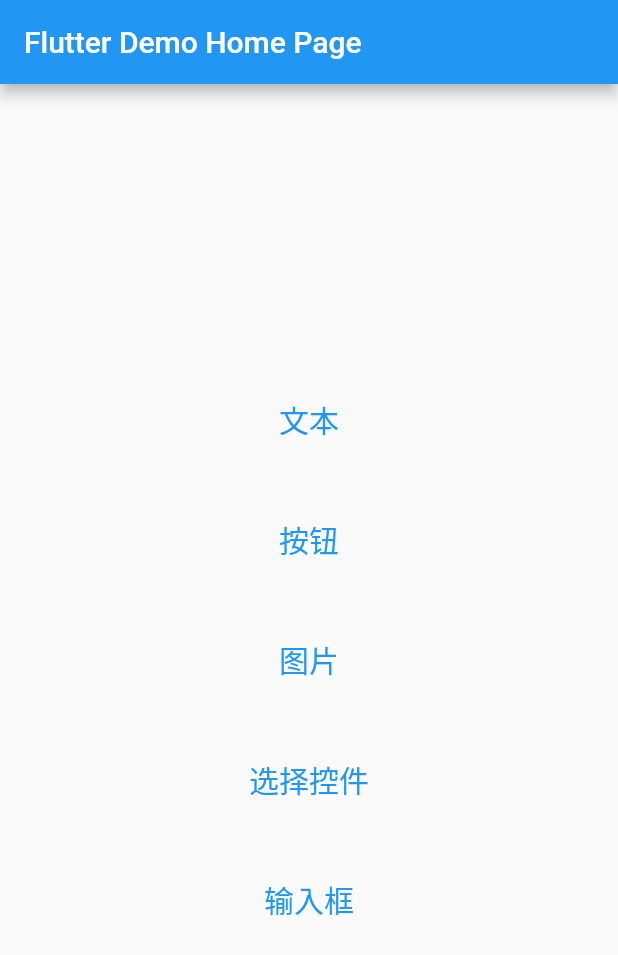
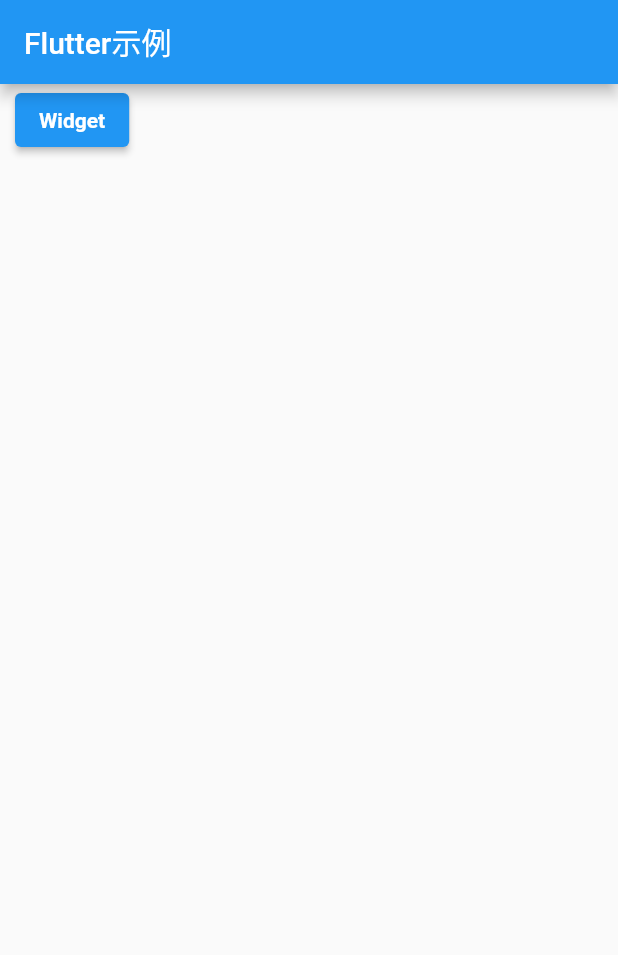
Before and after one commit to doomiracle/study_flutter, a Flutter app: the screen it shows after launch, on a phone screen of 412 x 824 dp. Shown: the top 955 px of the screen. Run offline on Flutter 3.47's test engine with Material 2 defaults, Android fonts, the phone set to English and light mode, and no system bars; our stand-ins replace fluttertoast.

Commit message:
完善控件API展示

```diff
--- a/lib/main.dart
+++ b/lib/main.dart
@@ -1,9 +1,5 @@
 import 'package:flutter/material.dart';
-import 'package:study_flutter/widgets/base/ButtonPage.dart';
-import 'package:study_flutter/widgets/base/TextFieldPage.dart';
-import 'package:study_flutter/widgets/base/TextPage.dart';
-import 'package:study_flutter/widgets/base/ImagePage.dart';
-import 'package:study_flutter/widgets/base/SwitchPage.dart';
+import 'package:study_flutter/widgets/WidgetPage.dart';
 
 void main() {
   // 入口方法
@@ -19,30 +15,21 @@
       theme: ThemeData(
         primarySwatch: Colors.blue,
       ),
-      home: MyHomePage(title: 'Flutter Demo Home Page'),
+      home: MyHomePage(),
     );
   }
 }
 
-class MyHomePage extends StatefulWidget {
-  MyHomePage({Key key, this.title}) : super(key: key);
-
-  final String title;
-
-  @override
-  _MyHomePageState createState() => _MyHomePageState();
-}
-
-class _MyHomePageState extends State<MyHomePage> {
+class MyHomePage extends StatelessWidget {
   /// 导航到一个新界面
-  void navigatorPush(BuildContext context, Widget widget) {
+  void _navigatorPush(BuildContext context, Widget widget) {
     Navigator.push(context, MaterialPageRoute(builder: (context) {
       return widget;
     }));
   }
 
   /// 弹出当前栈顶页面
-  void navigatorPop(BuildContext context) {
+  void _navigatorPop(BuildContext context) {
     Navigator.pop(context);
   }
 
@@ -50,59 +37,23 @@
   Widget build(BuildContext context) {
     return Scaffold(
       appBar: AppBar(
-        title: Text(widget.title),
+        title: Text("Flutter示例"),
       ),
-      body: Center(
-        child: Column(
-          mainAxisAlignment: MainAxisAlignment.center,
-          children: <Widget>[
-            Padding(
-                padding: EdgeInsets.all(16.0),
-                child: TextButton(
-                    child: Text('文本'),
-                    onPressed: () => navigatorPush(context, TextPage()),
-                    style: ButtonStyle(
-                      textStyle:
-                          MaterialStateProperty.all(TextStyle(fontSize: 20)),
-                    ))),
-            Padding(
-                padding: EdgeInsets.all(16.0),
-                child: TextButton(
-                    child: Text('按钮'),
-                    onPressed: () => navigatorPush(context, ButtonPage()),
-                    style: ButtonStyle(
-                      textStyle:
-                          MaterialStateProperty.all(TextStyle(fontSize: 20)),
-                    ))),
-            Padding(
-                padding: EdgeInsets.all(16.0),
-                child: TextButton(
-                    child: Text('图片'),
-                    onPressed: () => navigatorPush(context, ImagePage()),
-                    style: ButtonStyle(
-                      textStyle:
-                          MaterialStateProperty.all(TextStyle(fontSize: 20)),
-                    ))),
-            Padding(
-                padding: EdgeInsets.all(16.0),
-                child: TextButton(
-                    child: Text('选择控件'),
-                    onPressed: () => navigatorPush(context, SwitchPage()),
-                    style: ButtonStyle(
-                      textStyle:
-                          MaterialStateProperty.all(TextStyle(fontSize: 20)),
-                    ))),
-            Padding(
-                padding: EdgeInsets.all(16.0),
-                child: TextButton(
-                    child: Text('输入框'),
-                    onPressed: () => navigatorPush(context, TextFieldPage()),
-                    style: ButtonStyle(
-                      textStyle:
-                          MaterialStateProperty.all(TextStyle(fontSize: 20)),
-                    ))),
-          ],
-        ),
+      body: Wrap(
+        spacing: 8.0,
+        children: <Widget>[
+          Padding(
+            padding: EdgeInsets.only(left: 10.0, right: 10.0),
+            child: ElevatedButton(
+              onPressed: () => _navigatorPush(context, WidgetPage()),
+              child:
+                  Text("Widget", style: TextStyle(fontWeight: FontWeight.bold)),
+              style: ButtonStyle(
+                backgroundColor: MaterialStateProperty.all(Colors.blue),
+              ),
+            ),
+          ),
+        ],
       ),
     );
   }
--- a/lib/widgets/base/TextPage.dart
+++ b/lib/widgets/base/TextPage.dart
@@ -28,6 +28,8 @@
 /// style 文本风格；TextStyle
 ///                 color 文本颜色
 ///                 fontSize  字体大小
+///                 fontStyle 文字风格；FontStyle.italic 斜体
+///                 fontWeight  字重；FontWeight.bold  加粗
 ///                 height  行高；它并不是一个绝对值，而是一个因子，具体的行高等于 fontSize * height
 ///                 background  背景
 ///                 decoration  装饰
@@ -44,6 +46,8 @@
       style: TextStyle(
           color: Colors.black,
           fontSize: 18.0,
+          fontStyle: FontStyle.normal,
+          fontWeight: FontWeight.bold,
           height: 1.2,
           background: new Paint()..color = Colors.yellow,
           decoration: TextDecoration.underline,
```
Also changed, not shown: lib/widgets/WidgetPage.dart (added, +137 -0 lines), lib/widgets/base/ProgressPage.dart (added, +58 -0 lines), lib/widgets/base/TextFieldPage.dart (+33 -3 lines), lib/widgets/multi/LinearLayoutPage.dart (added, +133 -0 lines), lib/widgets/multi/WrapPage.dart (added, +84 -0 lines).
